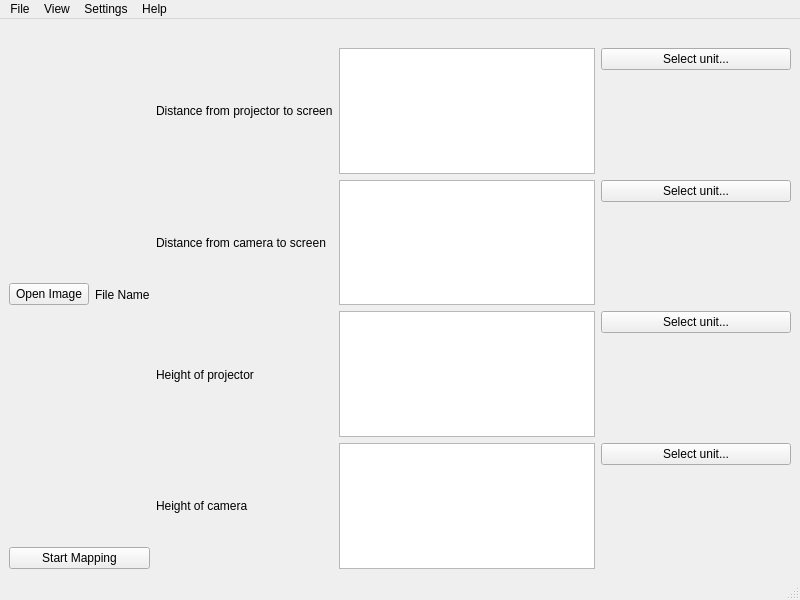
First picture: the form in mainwindow.ui, repository imlasky/LightMap, before the edit.
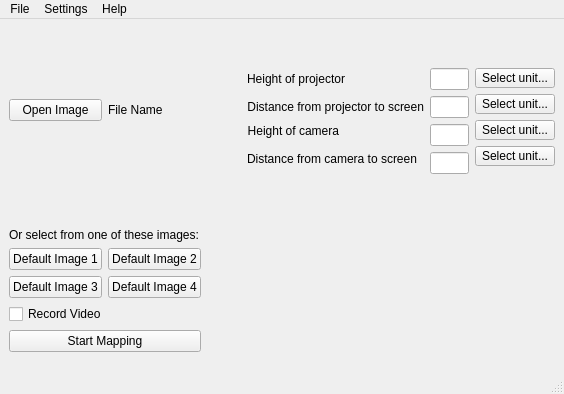
Second picture: the form after the edit. Icons and pictures are not drawn.

Commit message:
Working menu, nearly finished layout
--I will add functionality to buttons later.

~Kevin

The edit to the form file:
```diff
--- a/mainwindow.ui
+++ b/mainwindow.ui
@@ -6,8 +6,8 @@
    <rect>
     <x>0</x>
     <y>0</y>
-    <width>800</width>
-    <height>600</height>
+    <width>564</width>
+    <height>394</height>
    </rect>
   </property>
   <property name="windowTitle">
@@ -15,29 +15,24 @@
   </property>
   <widget class="QWidget" name="central_widget">
    <layout class="QGridLayout" name="gridLayout">
-    <item row="0" column="0">
-     <layout class="QGridLayout" name="grid_layout_main">
-      <item row="0" column="0">
-       <widget class="QLabel" name="label_lightmap">
-        <property name="text">
-         <string/>
-        </property>
-        <property name="pixmap">
-         <pixmap>LightMap.png</pixmap>
-        </property>
-        <property name="alignment">
-         <set>Qt::AlignHCenter|Qt::AlignTop</set>
-        </property>
-       </widget>
-      </item>
-     </layout>
-    </item>
-    <item row="1" column="0">
-     <layout class="QHBoxLayout" name="horizontalLayout_8">
+    <property name="bottomMargin">
+     <number>20</number>
+    </property>
+    <item row="2" column="0">
+     <layout class="QHBoxLayout" name="horizontal_layout_main_middle">
+      <property name="sizeConstraint">
+       <enum>QLayout::SetDefaultConstraint</enum>
+      </property>
       <item>
-       <layout class="QVBoxLayout" name="verticalLayout_18">
+       <layout class="QVBoxLayout" name="vertical_layout_main_left">
+        <property name="sizeConstraint">
+         <enum>QLayout::SetDefaultConstraint</enum>
+        </property>
         <item>
-         <layout class="QHBoxLayout" name="horizontalLayout_9">
+         <layout class="QHBoxLayout" name="horizontal_layout_left_top">
+          <property name="sizeConstraint">
+           <enum>QLayout::SetDefaultConstraint</enum>
+          </property>
           <item>
            <widget class="QPushButton" name="button_open_image">
             <property name="text">
@@ -50,10 +45,62 @@
             <property name="text">
              <string>File Name</string>
             </property>
+            <property name="alignment">
+             <set>Qt::AlignLeading|Qt::AlignLeft|Qt::AlignVCenter</set>
+            </property>
            </widget>
           </item>
          </layout>
         </item>
+        <item>
+         <widget class="QLabel" name="label_select_default_image">
+          <property name="text">
+           <string>Or select from one of these images:</string>
+          </property>
+          <property name="alignment">
+           <set>Qt::AlignBottom|Qt::AlignLeading|Qt::AlignLeft</set>
+          </property>
+         </widget>
+        </item>
+        <item>
+         <layout class="QGridLayout" name="gridLayout_2">
+          <item row="1" column="1">
+           <widget class="QPushButton" name="button_default_image2">
+            <property name="text">
+             <string>Default Image 2</string>
+            </property>
+           </widget>
+          </item>
+          <item row="3" column="1">
+           <widget class="QPushButton" name="button_default_image4">
+            <property name="text">
+             <string>Default Image 4</string>
+            </property>
+           </widget>
+          </item>
+          <item row="1" column="0">
+           <widget class="QPushButton" name="button_default_image1">
+            <property name="text">
+             <string>Default Image 1</string>
+            </property>
+           </widget>
+          </item>
+          <item row="3" column="0">
+           <widget class="QPushButton" name="button_default_image3">
+            <property name="text">
+             <string>Default Image 3</string>
+            </property>
+           </widget>
+          </item>
+         </layout>
+        </item>
+        <item>
+         <widget class="QCheckBox" name="check_box_record_video">
+          <property name="text">
+           <string>Record Video</string>
+          </property>
+         </widget>
+        </item>
         <item>
          <widget class="QPushButton" name="button_start_mapping">
           <property name="text">
@@ -64,83 +111,215 @@
        </layout>
       </item>
       <item>
-       <layout class="QVBoxLayout" name="verticalLayout_19">
-        <item>
-         <widget class="QLabel" name="label_4">
-          <property name="text">
-           <string>Distance from projector to screen</string>
-          </property>
-         </widget>
-        </item>
-        <item>
-         <widget class="QLabel" name="label_3">
-          <property name="text">
-           <string>Distance from camera to screen</string>
-          </property>
-         </widget>
-        </item>
-        <item>
-         <widget class="QLabel" name="label">
-          <property name="text">
-           <string>Height of projector</string>
-          </property>
-         </widget>
-        </item>
-        <item>
-         <widget class="QLabel" name="label_2">
-          <property name="text">
-           <string>Height of camera</string>
-          </property>
-         </widget>
-        </item>
-       </layout>
+       <spacer name="vertical_spacer_middle1">
+        <property name="orientation">
+         <enum>Qt::Vertical</enum>
+        </property>
+        <property name="sizeHint" stdset="0">
+         <size>
+          <width>20</width>
+          <height>40</height>
+         </size>
+        </property>
+       </spacer>
       </item>
       <item>
-       <layout class="QFormLayout" name="formLayout_4">
+       <spacer name="vertical_spacer_middle2">
+        <property name="orientation">
+         <enum>Qt::Vertical</enum>
+        </property>
+        <property name="sizeHint" stdset="0">
+         <size>
+          <width>20</width>
+          <height>40</height>
+         </size>
+        </property>
+       </spacer>
+      </item>
+      <item>
+       <layout class="QFormLayout" name="form_layout">
         <item row="0" column="0">
-         <widget class="QTextEdit" name="textEdit_4"/>
-        </item>
-        <item row="1" column="0">
-         <widget class="QTextEdit" name="textEdit_3"/>
-        </item>
-        <item row="2" column="0">
-         <widget class="QTextEdit" name="textEdit_2"/>
-        </item>
-        <item row="3" column="0">
-         <widget class="QTextEdit" name="textEdit"/>
+         <widget class="QLabel" name="label_projector_height">
+          <property name="layoutDirection">
+           <enum>Qt::LeftToRight</enum>
+          </property>
+          <property name="text">
+           <string>Height of projector</string>
+          </property>
+          <property name="alignment">
+           <set>Qt::AlignRight|Qt::AlignTrailing|Qt::AlignVCenter</set>
+          </property>
+          <property name="buddy">
+           <cstring>line_edit_projector_height</cstring>
+          </property>
+         </widget>
         </item>
         <item row="0" column="1">
-         <widget class="QPushButton" name="pushButton">
+         <widget class="QLineEdit" name="line_edit_projector_height"/>
+        </item>
+        <item row="1" column="0">
+         <widget class="QLabel" name="label_projector_to_screen">
           <property name="text">
-           <string>Select unit...</string>
+           <string>Distance from projector to screen</string>
+          </property>
+          <property name="alignment">
+           <set>Qt::AlignRight|Qt::AlignTrailing|Qt::AlignVCenter</set>
+          </property>
+          <property name="buddy">
+           <cstring>line_edit_projector_to_screen</cstring>
           </property>
          </widget>
         </item>
         <item row="1" column="1">
-         <widget class="QPushButton" name="pushButton_2">
+         <widget class="QLineEdit" name="line_edit_projector_to_screen"/>
+        </item>
+        <item row="2" column="0">
+         <widget class="QLabel" name="label_height_camera">
           <property name="text">
-           <string>Select unit...</string>
+           <string>Height of camera</string>
+          </property>
+          <property name="alignment">
+           <set>Qt::AlignRight|Qt::AlignTop|Qt::AlignTrailing</set>
+          </property>
+          <property name="buddy">
+           <cstring>line_edit_camera_height</cstring>
           </property>
          </widget>
         </item>
         <item row="2" column="1">
-         <widget class="QPushButton" name="pushButton_3">
+         <widget class="QLineEdit" name="line_edit_camera_height"/>
+        </item>
+        <item row="3" column="0">
+         <widget class="QLabel" name="label_camera_to_screen">
           <property name="text">
-           <string>Select unit...</string>
+           <string>Distance from camera to screen</string>
+          </property>
+          <property name="alignment">
+           <set>Qt::AlignRight|Qt::AlignTop|Qt::AlignTrailing</set>
+          </property>
+          <property name="buddy">
+           <cstring>line_edit_camera_to_screen</cstring>
           </property>
          </widget>
         </item>
         <item row="3" column="1">
-         <widget class="QPushButton" name="pushButton_4">
-          <property name="text">
-           <string>Select unit...</string>
-          </property>
-         </widget>
+         <widget class="QLineEdit" name="line_edit_camera_to_screen"/>
         </item>
        </layout>
       </item>
      </layout>
     </item>
+    <item row="0" column="0">
+     <layout class="QVBoxLayout" name="vertical_layout_top">
+      <item>
+       <widget class="QLabel" name="label_lightmap">
+        <property name="sizePolicy">
+         <sizepolicy hsizetype="Preferred" vsizetype="Preferred">
+          <horstretch>0</horstretch>
+          <verstretch>0</verstretch>
+         </sizepolicy>
+        </property>
+        <property name="text">
+         <string/>
+        </property>
+        <property name="pixmap">
+         <pixmap>LightMap.png</pixmap>
+        </property>
+        <property name="alignment">
+         <set>Qt::AlignHCenter|Qt::AlignTop</set>
+        </property>
+       </widget>
+      </item>
+     </layout>
+    </item>
+    <item row="1" column="0">
+     <spacer name="horizontal_spacer_light_map">
+      <property name="orientation">
+       <enum>Qt::Horizontal</enum>
+      </property>
+      <property name="sizeHint" stdset="0">
+       <size>
+        <width>40</width>
+        <height>20</height>
+       </size>
+      </property>
+     </spacer>
+    </item>
+    <item row="2" column="1">
+     <layout class="QVBoxLayout" name="vertical_layout_select_unit">
+      <item>
+       <widget class="QPushButton" name="button_unit_projector_height">
+        <property name="sizePolicy">
+         <sizepolicy hsizetype="Minimum" vsizetype="Minimum">
+          <horstretch>0</horstretch>
+          <verstretch>0</verstretch>
+         </sizepolicy>
+        </property>
+        <property name="maximumSize">
+         <size>
+          <width>16777215</width>
+          <height>20</height>
+         </size>
+        </property>
+        <property name="text">
+         <string>Select unit...</string>
+        </property>
+       </widget>
+      </item>
+      <item>
+       <widget class="QPushButton" name="button_unit_projector_to_screen">
+        <property name="maximumSize">
+         <size>
+          <width>16777215</width>
+          <height>20</height>
+         </size>
+        </property>
+        <property name="text">
+         <string>Select unit...</string>
+        </property>
+       </widget>
+      </item>
+      <item>
+       <widget class="QPushButton" name="button_unit_camera_height">
+        <property name="maximumSize">
+         <size>
+          <width>16777215</width>
+          <height>20</height>
+         </size>
+        </property>
+        <property name="text">
+         <string>Select unit...</string>
+        </property>
+       </widget>
+      </item>
+      <item>
+       <widget class="QPushButton" name="button_unit_camera_to_screen">
+        <property name="maximumSize">
+         <size>
+          <width>16777215</width>
+          <height>20</height>
+         </size>
+        </property>
+        <property name="text">
+         <string>Select unit...</string>
+        </property>
+       </widget>
+      </item>
+      <item>
+       <spacer name="vertical_spacer_units">
+        <property name="orientation">
+         <enum>Qt::Vertical</enum>
+        </property>
+        <property name="sizeHint" stdset="0">
+         <size>
+          <width>20</width>
+          <height>40</height>
+         </size>
+        </property>
+       </spacer>
+      </item>
+     </layout>
+    </item>
    </layout>
   </widget>
   <widget class="QMenuBar" name="menubar">
@@ -148,7 +327,7 @@
     <rect>
      <x>0</x>
      <y>0</y>
-     <width>800</width>
+     <width>564</width>
      <height>21</height>
     </rect>
    </property>
@@ -160,12 +339,6 @@
     <addaction name="separator"/>
     <addaction name="action_quit"/>
    </widget>
-   <widget class="QMenu" name="menu_view">
-    <property name="title">
-     <string>View</string>
-    </property>
-    <addaction name="action_hide_toolbar"/>
-   </widget>
    <widget class="QMenu" name="menu_settings">
     <property name="title">
      <string>Settings</string>
@@ -177,7 +350,6 @@
     </property>
    </widget>
    <addaction name="menu_file"/>
-   <addaction name="menu_view"/>
    <addaction name="menu_settings"/>
    <addaction name="menu_help"/>
   </widget>
```
Left out of the diff: 32 changed lines with no effect on the pictures. The commit also changes 1 other file.
